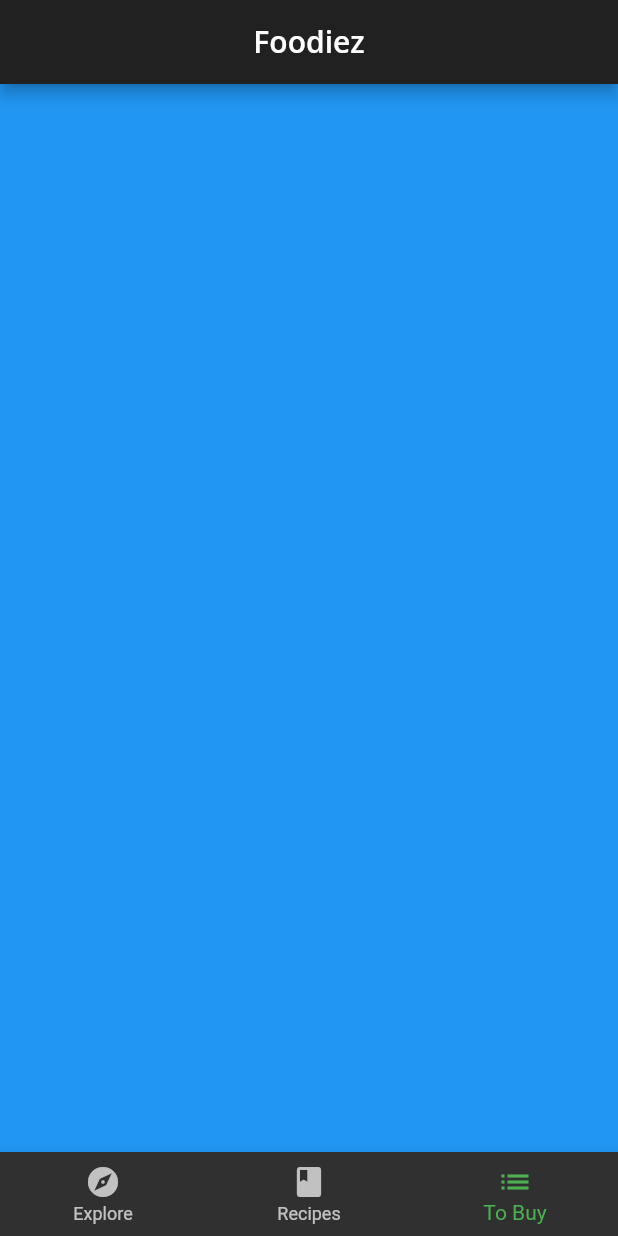
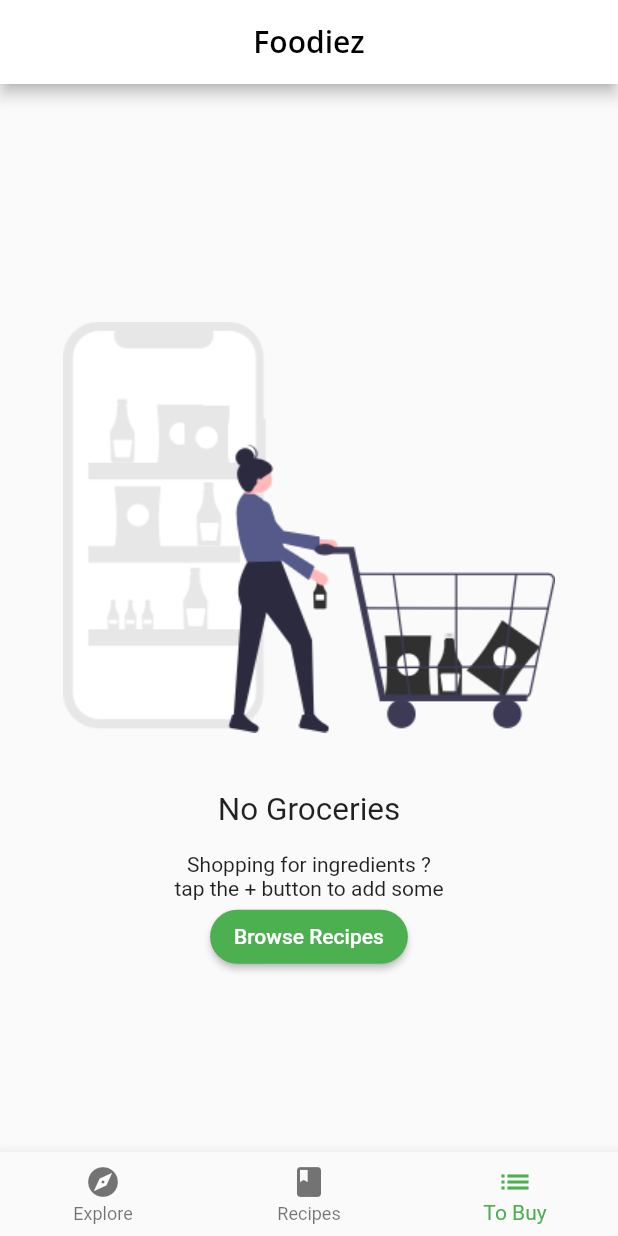
Before and after one commit to JerryAgbesi/Flutter_mini_projects, a Flutter app: the screen it shows after launch, item 3 of the bottom bar chosen, on a phone screen of 412 x 824 dp. Run offline on Flutter 3.47's test engine with Material 2 defaults, Android fonts, the phone set to English and light mode, and no system bars; our stand-ins replace google_fonts.

Commit message:
created empty grocery cart screen

```diff
--- a/recipez/lib/home.dart
+++ b/recipez/lib/home.dart
@@ -1,6 +1,7 @@
 import 'package:flutter/material.dart';
 import 'package:recipez/screens/explore_screen.dart';
 import 'screens/recipe_screen.dart';
+import 'package:recipez/screens/grocery_screen.dart';
 
 class Home extends StatefulWidget {
   const Home({Key? key}) : super(key: key);
@@ -15,7 +16,7 @@ class _HomeState extends State<Home> {
   static List<Widget> pages = <Widget>[
     ExploreScreen(),
     RecipeScreen(),
-    Container(color: Colors.blue),
+    GroceryScreen(),
   ];
 
   void _onItemTapped(int index) {
--- a/recipez/lib/main.dart
+++ b/recipez/lib/main.dart
@@ -11,7 +11,7 @@ class Foodiez extends StatelessWidget {
   const Foodiez({Key? key}) : super(key: key);
   @override
   Widget build(BuildContext context) {
-    final theme = FoodiezTheme.dark();
+    final theme = FoodiezTheme.light();
     return MaterialApp(
       theme: theme,
       debugShowCheckedModeBanner: false,
--- /dev/null
+++ b/recipez/lib/screens/empty_grocery_screen.dart
@@ -0,0 +1,49 @@
+import 'package:flutter/material.dart';
+import 'package:recipez/screens/recipe_screen.dart';
+
+class EmptyGroceryScreen extends StatelessWidget {
+  const EmptyGroceryScreen({Key? key}) : super(key: key);
+
+  @override
+  Widget build(BuildContext context) {
+    return Padding(
+      padding: const EdgeInsets.all(30.0),
+      child: Center(
+        child: Column(
+          mainAxisAlignment: MainAxisAlignment.center,
+          children: [
+            Flexible(
+                child: AspectRatio(
+                    aspectRatio: 1 / 1,
+                    child:
+                        Image.asset('assets/foodiez_assets/empty_list.png'))),
+            const Text(
+              'No Groceries',
+              style: TextStyle(fontSize: 21.0),
+            ),
+            const SizedBox(
+              height: 16,
+            ),
+            const Text(
+              'Shopping for ingredients ?\n'
+              'tap the + button to add some',
+              textAlign: TextAlign.center,
+            ),
+            MaterialButton(
+              onPressed: () {
+                Navigator.push(context, MaterialPageRoute(builder: (context) {
+                  return RecipeScreen();
+                }));
+              },
+              color: Colors.green,
+              shape: RoundedRectangleBorder(
+                  borderRadius: BorderRadius.circular(30)),
+              textColor: Colors.white,
+              child: const Text('Browse Recipes'),
+            )
+          ],
+        ),
+      ),
+    );
+  }
+}
--- /dev/null
+++ b/recipez/lib/screens/grocery_screen.dart
@@ -0,0 +1,11 @@
+import 'package:flutter/material.dart';
+import 'package:recipez/screens/empty_grocery_screen.dart';
+
+class GroceryScreen extends StatelessWidget {
+  const GroceryScreen({Key? key}) : super(key: key);
+
+  @override
+  Widget build(BuildContext context) {
+    return EmptyGroceryScreen();
+  }
+}
--- a/recipez/pubspec.yaml
+++ b/recipez/pubspec.yaml
@@ -36,6 +36,7 @@ dependencies:
   cupertino_icons: ^1.0.2
   google_fonts: ^2.2.0
   font_awesome_flutter: ^9.2.0
+  provider: ^6.0.2
 
 dev_dependencies:
   flutter_test:
@@ -69,6 +70,7 @@ flutter:
     - assets/foodiez_assets/
 
 
+
   # An image asset can refer to one or more resolution-specific "variants", see
   # https://flutter.dev/assets-and-images/#resolution-aware.
 
```
Also changed, not shown: recipez/pubspec.lock.
